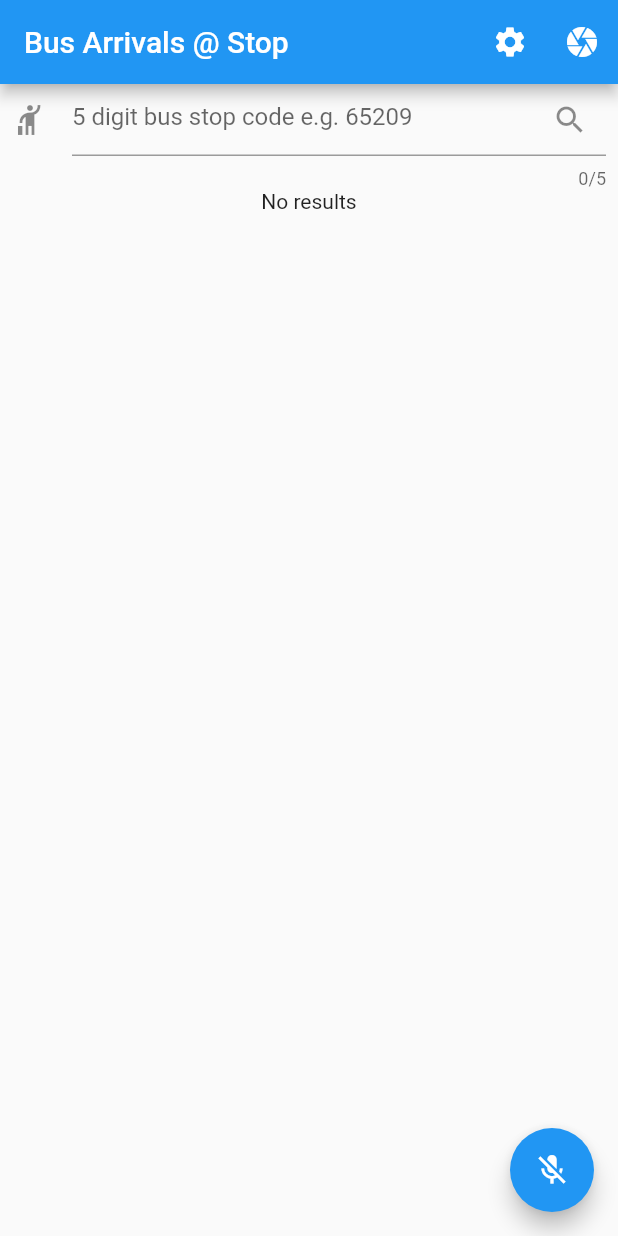
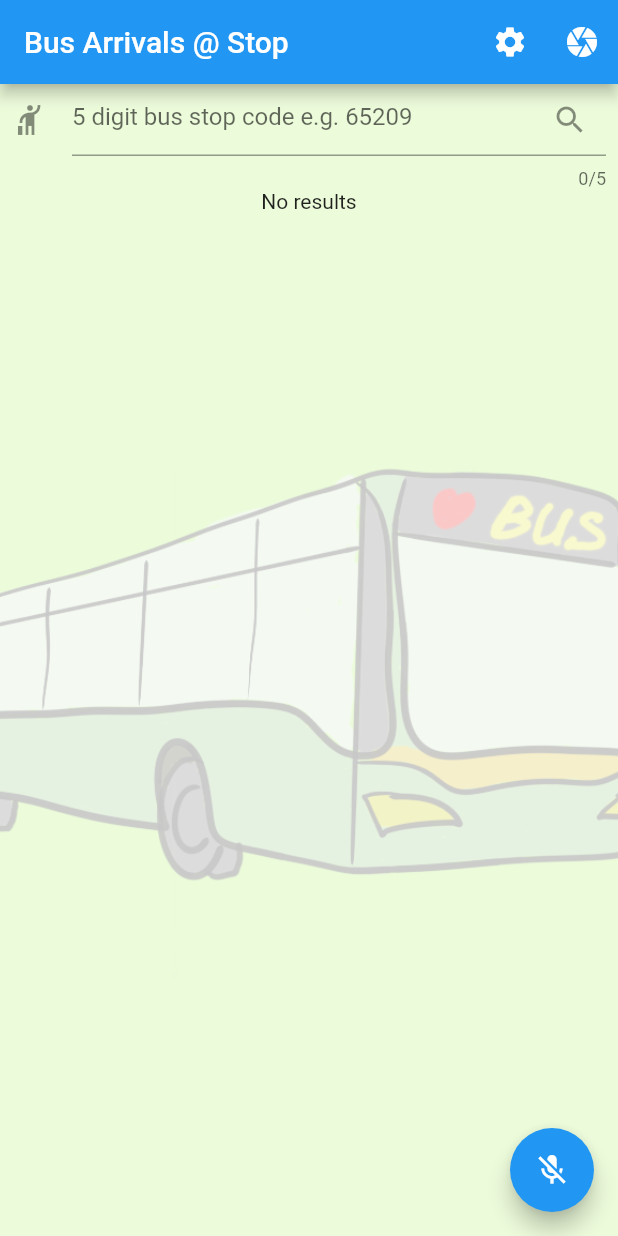
Before and after one commit to mipsmonsta/tokBusArrivals, a Flutter app: the screen it shows after launch, on a phone screen of 412 x 824 dp. Run offline on Flutter 3.47's test engine with Material 2 defaults, Android fonts, the phone set to English and light mode, and no system bars; our stand-ins replace bloc, camera, equatable, flutter_bloc, flutter_svg, flutter_tts and 2 more; missing offline and left inert: flutter_beep, google_ml_kit; project files that could hold a hidden picture were left out.

Commit message:
Added launcher icon

```diff
--- a/lib/presentation/arrivalsMainPage.dart
+++ b/lib/presentation/arrivalsMainPage.dart
@@ -63,7 +63,7 @@ class _ArrivalsMainPageState extends State<ArrivalsMainPage> {
     if (potential.length >= 5) {
       potential = potential.substring(0, 5);
       if (potential.isNumeric()) {
-        _textEditingController.value = TextEditingValue(text: potential);
+        _showOnBusTextFieldAndSearch(potential);
       }
     }
   }
@@ -86,6 +86,11 @@ class _ArrivalsMainPageState extends State<ArrivalsMainPage> {
     context
         .read<ArrivalsQueryBloc>()
         .add(ArrivalsSeekingBusStopCodeEvent(code));
+  }
+
+  void _showOnBusTextFieldAndSearch(String numericCode) {
+    _textEditingController.value = TextEditingValue(text: numericCode);
+    _onCodeSubmitted(numericCode);
   }
 
   String _createSpeechFromServices(List<Service> services) {
@@ -210,7 +215,7 @@ class _ArrivalsMainPageState extends State<ArrivalsMainPage> {
                   //     await Navigator.of(context).pushNamed("/camera");
                   var code = await Navigator.of(context).pushNamed("/camera");
                   if (code != null && (code as String).length > 0) {
-                    _textEditingController.value = TextEditingValue(text: code);
+                    _showOnBusTextFieldAndSearch(code);
                   }
                 }),
           ],
@@ -226,8 +231,15 @@ class _ArrivalsMainPageState extends State<ArrivalsMainPage> {
                 })
             : null,
         body: Center(
-            child:
-                Column(mainAxisAlignment: MainAxisAlignment.start, children: [
+            child: Container(
+          decoration: BoxDecoration(
+              image: DecorationImage(
+                  colorFilter: ColorFilter.mode(
+                      Colors.lightGreenAccent.withOpacity(0.2),
+                      BlendMode.dstATop),
+                  image: AssetImage('assets/images/lovebus.png'),
+                  fit: BoxFit.cover)),
+          child: Column(mainAxisAlignment: MainAxisAlignment.start, children: [
             Builder(builder: (context) {
               // bool isSpeechMute = context
               //     .watch<SpeechMuteCubit>()
@@ -246,7 +258,8 @@ class _ArrivalsMainPageState extends State<ArrivalsMainPage> {
                           suffixIcon: IconButton(
                             icon: Icon(Icons.search),
                             onPressed: () {
-                            _onCodeSubmitted(_textEditingController.value.text);
+                              _onCodeSubmitted(
+                                  _textEditingController.value.text);
                             },
                           ),
                           hintText: "5 digit bus stop code e.g. 65209",
@@ -262,12 +275,13 @@ class _ArrivalsMainPageState extends State<ArrivalsMainPage> {
 
                   case ArrivalsQueryStateError:
                     var errorText = (state as ArrivalsQueryStateError).error;
-                  resultWidget =
-                      Center(child: Text("Error Getting Arrivals: $errorText"));
+                    resultWidget = Center(
+                        child: Text("Error Getting Arrivals: $errorText"));
                     break;
 
                   case ArrivalsQueryStateSuccess:
-                  var services = (state as ArrivalsQueryStateSuccess).services;
+                    var services =
+                        (state as ArrivalsQueryStateSuccess).services;
                     var preparedSpeech = _createSpeechFromServices(services);
 
                     context
@@ -285,7 +299,8 @@ class _ArrivalsMainPageState extends State<ArrivalsMainPage> {
                 return resultWidget;
               },
             )
-        ])),
+          ]),
+        )),
       ),
     );
   }
--- a/pubspec.yaml
+++ b/pubspec.yaml
@@ -46,7 +46,12 @@ dependencies:
 dev_dependencies:
   flutter_test:
     sdk: flutter
+  flutter_launcher_icons: ^0.9.2
 
+flutter_icons:
+    android: true
+    ios: true
+    image_path: "assets/images/ic_bus.png"
 # For information on the generic Dart part of this file, see the
 # following page: https://dart.dev/tools/pub/pubspec
 
@@ -63,6 +68,7 @@ flutter:
     - assets/images/bus_pole_sample.png
     - assets/images/doubledeck.svg
     - assets/images/singledeck.svg
+    - assets/images/lovebus.png
   #   - images/a_dot_ham.jpeg
 
   # An image asset can refer to one or more resolution-specific "variants", see
```
Also changed, not shown: assets/images/ic_bus.png (added), assets/images/lovebus.png (added), pubspec.lock, 22 other files. Lines whose indentation alone changed are shown as unchanged.
